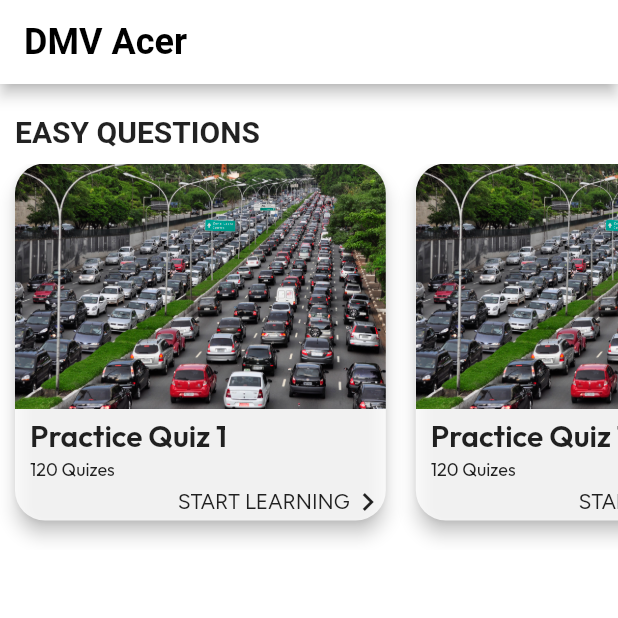
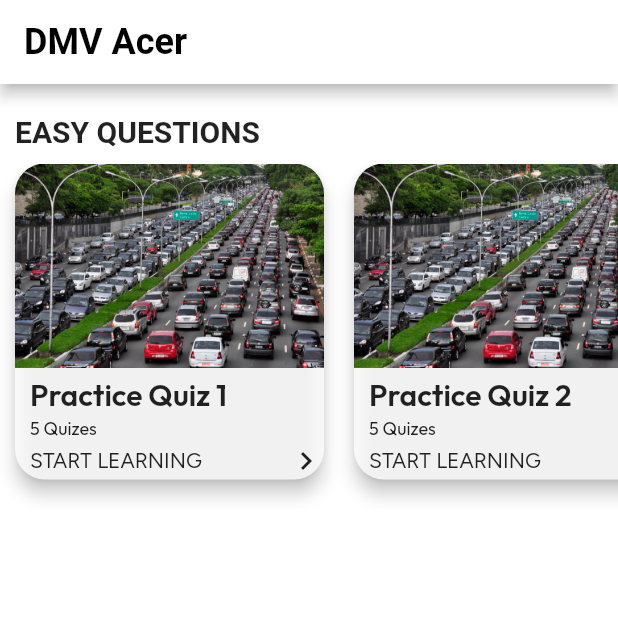
Before and after one commit to MJI-Abir/Drive-TestPal, a Flutter app: the screen it shows after launch, on a phone screen of 412 x 824 dp, the top half of it. Run offline on Flutter 3.47's test engine with Material 2 defaults, Android fonts, the phone set to English and light mode, and no system bars; our stand-ins replace bloc, flutter_bloc, font_awesome_flutter, google_fonts, rflutter_alert; Roboto replaces fonts that are missing (Barriecito).

Commit message:
updated home functionalities

```diff
--- a/lib/constants/constants.dart
+++ b/lib/constants/constants.dart
@@ -5,9 +5,9 @@ const kDefaultElevation = 6.0;
 const kAppThemeColor = Colors.white;
 const kActiveCardColor = Color(0xFF1c1e1f);
 const kInactiveCardColor = Color(0x100c353b);
-const kBottomContainerColor = Color(0xFFEB1555);
 const kAppBarColor = Colors.transparent;
 const kOptionDefaultColor = Colors.black12;
+const kButtonColor = Color(0xFF1C3971);
 
 const kBorderRadius = 10.0;
 const kLabelTextStyle = TextStyle(
--- a/lib/features/home/ui/home.dart
+++ b/lib/features/home/ui/home.dart
@@ -20,7 +20,8 @@ class Home extends StatelessWidget {
       ),
       body: SingleChildScrollView(
         primary: true,
-        physics: const BouncingScrollPhysics(parent: AlwaysScrollableScrollPhysics()),
+        physics: const BouncingScrollPhysics(
+            parent: AlwaysScrollableScrollPhysics()),
         child: Column(
           crossAxisAlignment: CrossAxisAlignment.start,
           children: <Widget>[
@@ -50,98 +51,17 @@ class Home extends StatelessWidget {
                 children: List.generate(
                   questionData.numberOfAllQuestions,
                   (index) => Container(
-                      margin:
-                          const EdgeInsets.only(bottom: kDefaultPadding * 2),
-                      child: const QuizCard()),
+                    margin: const EdgeInsets.only(bottom: kDefaultPadding * 2),
+                    child: QuizCard(
+                      index: index + 1,
+                    ),
+                  ),
                 ),
               ),
             ),
-            // QuizCardListLayout(),
           ],
         ),
       ),
     );
   }
 }
-
-
-
-
-
-
-
-                // ListView.builder(
-                //     // primary: false,
-                //     // scrollDirection: Axis.horizontal,
-                //     // shrinkWrap: true,
-                //     itemCount: questionData.numberOfAllQuestions,
-                //     itemBuilder: (context, index) {
-                //       return const QuizCard();
-                //     }),
-
-
-
-
-            // Row(
-            //   children: <Widget>[
-            //     ReusableCardWidget(
-            //         iconData: FontAwesomeIcons.listCheck,
-            //         cardLabel: 'Start Test',
-            //         navigateTo: AppRoutes.quizPage,
-            //         context: context),
-            //     ReusableCardWidget(
-            //         iconData: FontAwesomeIcons.book,
-            //         cardLabel: 'Flash Cards',
-            //         navigateTo: AppRoutes.questionCategoryPage,
-            //         context: context),
-            //   ],
-            // ),
-            // Row(
-            //   children: <Widget>[
-            //     ReusableCardWidget(
-            //         iconData: FontAwesomeIcons.circleInfo,
-            //         cardLabel: 'Info',
-            //         navigateTo: '/',
-            //         context: context),
-            //     ReusableCardWidget(
-            //         iconData: FontAwesomeIcons.gear,
-            //         cardLabel: 'Settings',
-            //         navigateTo: '/',
-            //         context: context),
-            //   ],
-            // ),
-            // Row(
-            //   children: <Widget>[
-            //     ReusableCardWidget(
-            //         iconData: FontAwesomeIcons.handHoldingDollar,
-            //         cardLabel: 'Upgrade',
-            //         navigateTo: '/',
-            //         context: context),
-            //     ReusableCardWidget(
-            //         iconData: FontAwesomeIcons.book,
-            //         cardLabel: 'Free Stuff',
-            //         navigateTo: '/',
-            //         context: context),
-            //   ],
-            // ),
-            // Text('data'),
-            // Text('hello from Bangladesh'),
-            // Text('yo yo whats happeninere'),
-            // Card(
-            //   child: Column(
-            //     children: <Widget> [
-            //       Expanded(
-            //         child: Container(
-            //           decoration: BoxDecoration(
-            //             borderRadius: BorderRadius.circular(50),
-            //             image: const DecorationImage(
-            //               image: AssetImage('assets/images/traffic1.jpg'),
-            //               fit: BoxFit.fill,
-            //             ),
-            //           ),
-            //         ),
-            //       ),
-            //       const Text('practice Test 1'),
-            //     ],
-            //   ),
-            // ),
--- a/lib/features/home/widgets/quiz_card.dart
+++ b/lib/features/home/widgets/quiz_card.dart
@@ -1,9 +1,16 @@
-import 'package:drive_test_pal/constants/constants.dart';
+// ignore_for_file: public_member_api_docs, sort_constructors_first
 import 'package:flutter/material.dart';
 import 'package:google_fonts/google_fonts.dart';
 
+import 'package:drive_test_pal/config/routes/app_routes.dart';
+import 'package:drive_test_pal/constants/constants.dart';
+
 class QuizCard extends StatelessWidget {
-  const QuizCard({super.key});
+  const QuizCard({
+    Key? key,
+    required this.index,
+  }) : super(key: key);
+  final int index;
 
   @override
   Widget build(BuildContext context) {
@@ -13,7 +20,11 @@ class QuizCard extends StatelessWidget {
         right: kDefaultPadding,
       ),
       child: SizedBox(
-        width: MediaQuery.of(context).size.width * .6,
+        width: MediaQuery.of(context).size.width * .5,
+        child: GestureDetector(
+          onTap: () {
+            Navigator.pushNamed(context, AppRoutes.quizPage);
+          },
           child: Card(
             elevation: 5,
             margin: EdgeInsets.zero,
@@ -35,7 +46,7 @@ class QuizCard extends StatelessWidget {
                   margin: const EdgeInsets.only(left: kDefaultPadding),
                   alignment: Alignment.centerLeft,
                   child: Text(
-                  'Practice Quiz 1',
+                    'Practice Quiz $index',
                     style: GoogleFonts.outfit(
                       textStyle: const TextStyle(
                         fontSize: 20,
@@ -51,7 +62,7 @@ class QuizCard extends StatelessWidget {
                   margin: const EdgeInsets.only(left: kDefaultPadding),
                   alignment: Alignment.centerLeft,
                   child: Text(
-                  '120 Quizes',
+                    '5 Quizes',
                     style: GoogleFonts.outfit(
                       textStyle: const TextStyle(
                         fontSize: 12,
@@ -62,8 +73,10 @@ class QuizCard extends StatelessWidget {
                 const SizedBox(
                   height: 5 / 2,
                 ),
-              Row(
-                mainAxisAlignment: MainAxisAlignment.end,
+                Container(
+                  margin: const EdgeInsets.only(left: kDefaultPadding),
+                  child: Row(
+                    mainAxisAlignment: MainAxisAlignment.spaceBetween,
                     children: [
                       Text(
                         'START LEARNING',
@@ -78,7 +91,9 @@ class QuizCard extends StatelessWidget {
                       ),
                     ],
                   ),
+                ),
               ],
+            ),
           ),
         ),
       ),
```
Also changed, not shown: lib/features/quiz/ui/quiz.dart (+12 -5 lines). Lines whose indentation alone changed are shown as unchanged.
